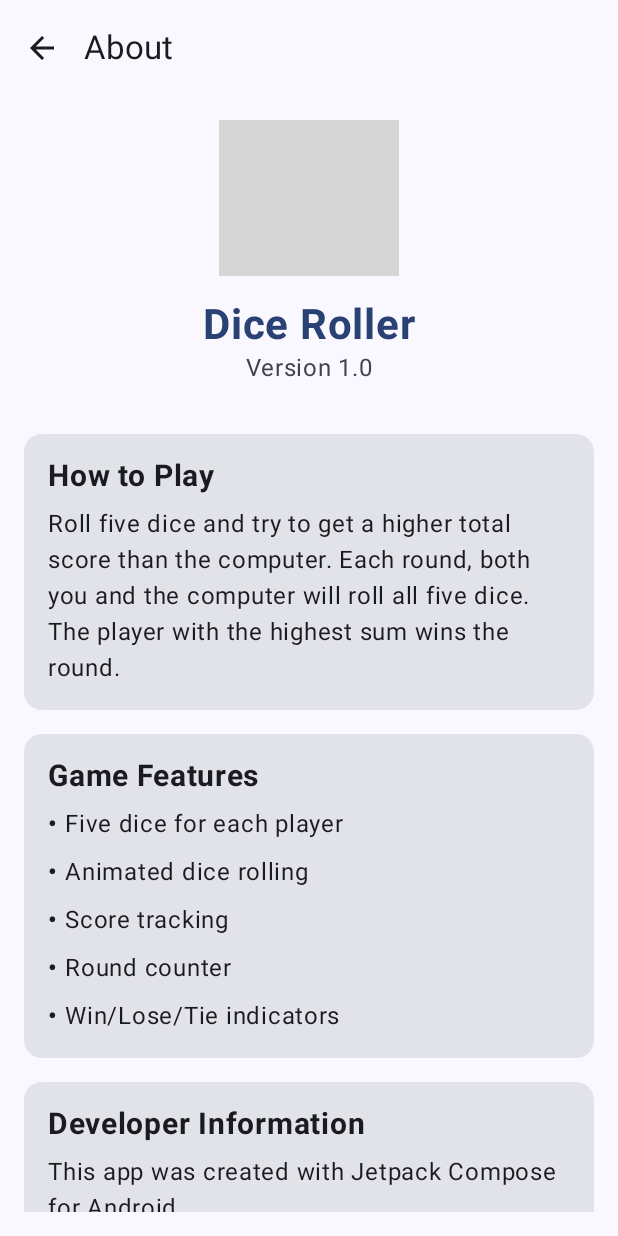
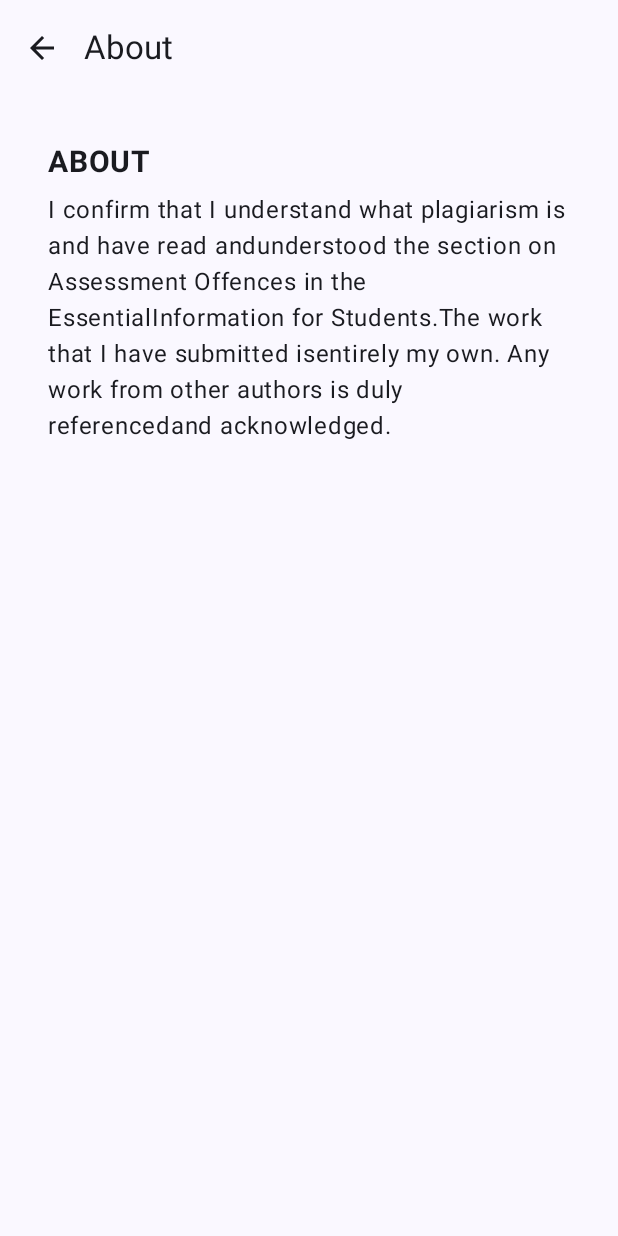
Before and after one commit to rivs-cpu/diceroller_game, an Android app built with Jetpack Compose: the AboutScreen screen opened through its navigation route, on a phone screen of 412 x 824 dp. Run offline under Robolectric (Android 15) with nearby library versions, the phone set to English and light mode, and no system bars; grey boxes are pictures that could not be loaded.

Commit message:
About screen fix

```diff
--- a/app/src/main/java/com/example/dicerollergame/AboutScreen.kt
+++ b/app/src/main/java/com/example/dicerollergame/AboutScreen.kt
@@ -1,6 +1,5 @@
 package com.example.dicerollergame
 
-import androidx.compose.foundation.Image
 import androidx.compose.foundation.layout.*
 import androidx.compose.foundation.rememberScrollState
 import androidx.compose.foundation.verticalScroll
@@ -10,7 +9,6 @@ import androidx.compose.material3.*
 import androidx.compose.runtime.Composable
 import androidx.compose.ui.Alignment
 import androidx.compose.ui.Modifier
-import androidx.compose.ui.res.painterResource
 import androidx.compose.ui.text.font.FontWeight
 import androidx.compose.ui.text.style.TextAlign
 import androidx.compose.ui.unit.dp
@@ -41,118 +39,32 @@ fun AboutScreen(
                 .verticalScroll(rememberScrollState()),
             horizontalAlignment = Alignment.CenterHorizontally
         ) {
-            // App logo
-            Image(
-                painter = painterResource(id = R.drawable.dice_6),
-                contentDescription = "App Logo",
-                modifier = Modifier
-                    .size(120.dp)
-                    .padding(bottom = 16.dp)
-            )
-
-            // App name and version
-            Text(
-                text = "Dice Roller",
-                fontSize = 28.sp,
-                fontWeight = FontWeight.Bold,
-                color = MaterialTheme.colorScheme.primary
-            )
-
-            Text(
-                text = "Version 1.0",
-                fontSize = 16.sp,
-                color = MaterialTheme.colorScheme.onSurfaceVariant,
-                modifier = Modifier.padding(bottom = 24.dp)
-            )
-
-            // Description
-            Card(
-                modifier = Modifier
-                    .fillMaxWidth()
-                    .padding(vertical = 8.dp)
-            ) {
                 Column(
                     modifier = Modifier.padding(16.dp)
                 ) {
                     Text(
-                        text = "How to Play",
+                        text = "ABOUT",
                         fontSize = 20.sp,
                         fontWeight = FontWeight.Bold,
                         modifier = Modifier.padding(bottom = 8.dp)
                     )
 
                     Text(
-                        text = "Roll five dice and try to get a higher total score than the computer. " +
-                                "Each round, both you and the computer will roll all five dice. " +
-                                "The player with the highest sum wins the round.",
+                        text = "I confirm that I understand what plagiarism is and have read and" +
+                                "understood the section on Assessment Offences in the Essential" +
+                                "Information for Students." +
+                                "The work that I have submitted is" +
+                                "entirely my own. Any work from other authors is duly referenced" +
+                                "and acknowledged. ",
                         fontSize = 16.sp,
                         textAlign = TextAlign.Start,
                         lineHeight = 24.sp
                     )
                 }
             }
-
-            Card(
-                modifier = Modifier
-                    .fillMaxWidth()
-                    .padding(vertical = 8.dp)
-            ) {
-                Column(
-                    modifier = Modifier.padding(16.dp)
-                ) {
-                    Text(
-                        text = "Game Features",
-                        fontSize = 20.sp,
-                        fontWeight = FontWeight.Bold,
-                        modifier = Modifier.padding(bottom = 8.dp)
-                    )
-
-                    Column(
-                        verticalArrangement = Arrangement.spacedBy(8.dp)
-                    ) {
-                        BulletPoint("Five dice for each player")
-                        BulletPoint("Animated dice rolling")
-                        BulletPoint("Score tracking")
-                        BulletPoint("Round counter")
-                        BulletPoint("Win/Lose/Tie indicators")
-                    }
-                }
-            }
-
-            Card(
-                modifier = Modifier
-                    .fillMaxWidth()
-                    .padding(vertical = 8.dp)
-            ) {
-                Column(
-                    modifier = Modifier.padding(16.dp)
-                ) {
-                    Text(
-                        text = "Developer Information",
-                        fontSize = 20.sp,
-                        fontWeight = FontWeight.Bold,
-                        modifier = Modifier.padding(bottom = 8.dp)
-                    )
-
-                    Text(
-                        text = "This app was created with Jetpack Compose for Android.",
-                        fontSize = 16.sp,
-                        textAlign = TextAlign.Start,
-                        lineHeight = 24.sp
-                    )
-
-                    Spacer(modifier = Modifier.height(8.dp))
-
-                    Text(
-                        text = "© 2025 Your Name/Company",
-                        fontSize = 14.sp,
-                        color = MaterialTheme.colorScheme.onSurfaceVariant
-                    )
-                }
-            }
         }
     }
-}
+
 
 @Composable
 fun BulletPoint(text: String) {
```
